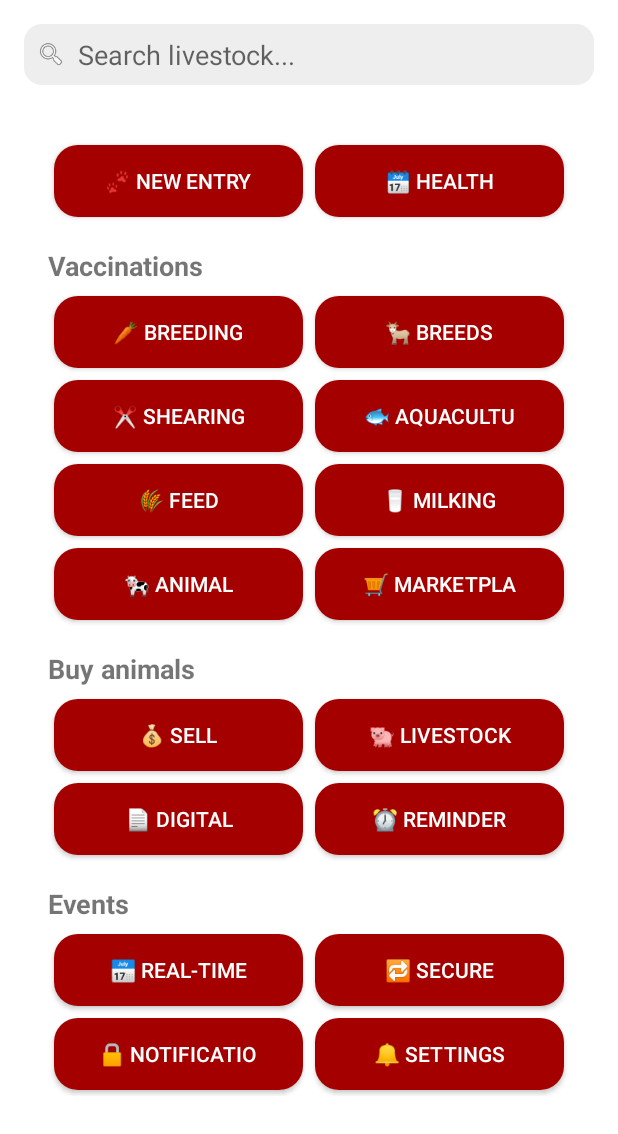
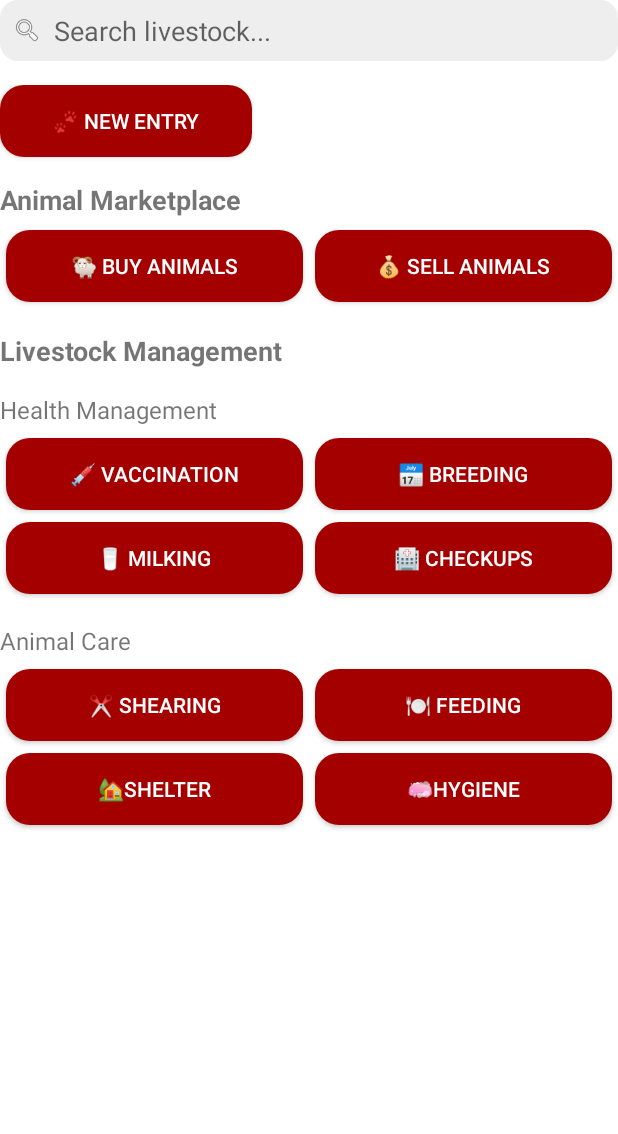
Before and after one commit to TanmoyCodes/PashuTrack, an Android app: the SearchActivity screen opened directly, with no data from a screen before it, on a phone screen of 412 x 824 dp. Shown: the top 1134 px of the screen. Run offline under Robolectric (Android 15) with nearby library versions, the phone set to English and light mode, and no system bars.

Commit message:
added search view to replace the main linear layout with top and bottom still intact

```diff
--- a/app/src/main/java/com/example/pashutrack/MainActivity.kt
+++ b/app/src/main/java/com/example/pashutrack/MainActivity.kt
@@ -68,9 +68,10 @@ class MainActivity : AppCompatActivity() {
         val id = item.itemId
         when (id) {
             R.id.action_search -> {
-
-                    val intent = Intent(this, SearchActivity::class.java)
-                    startActivity(intent)
+                    val linearLayout = findViewById<LinearLayout>(R.id.linearLayout)
+                    linearLayout.removeAllViews()
+                    val seachView = layoutInflater.inflate(R.layout.activity_search, null)
+                    linearLayout.addView(seachView)
 
             }
             R.id.action_profile -> {
--- a/app/src/main/res/layout/activity_search.xml
+++ b/app/src/main/res/layout/activity_search.xml
@@ -4,7 +4,7 @@
     android:layout_width="match_parent"
     android:layout_height="match_parent"
     android:orientation="vertical"
-    android:padding="16dp"
+
     app:ignore="NamespaceTypo">
 <LinearLayout android:layout_width="match_parent"
     android:layout_height="wrap_content"
@@ -34,43 +34,22 @@
     android:id="@+id/search_scroll_view"
     android:layout_width="match_parent"
     android:layout_height="match_parent"
-    android:background="@color/white"
-    android:padding="16dp">
+    >
 
     <LinearLayout
         android:orientation="vertical"
         android:layout_width="match_parent"
         android:layout_height="wrap_content">
 
-        <GridLayout
-            android:layout_width="match_parent"
-            android:layout_height="wrap_content"
-            android:columnCount="2"
-            android:useDefaultMargins="true"
-            android:alignmentMode="alignMargins"
-            android:layout_marginTop="4dp">
-
         <Button
             style="@style/MyButtonStyle"
-            android:layout_width="0dp"
+            android:layout_width="168dp"
             android:layout_height="wrap_content"
-            android:layout_columnWeight="1"
-            android:text="🐾 New entry"
-            />
+            android:text="🐾 New entry" />
 
-        <Button
-            style="@style/MyButtonStyle"
-            android:layout_width="0dp"
-            android:layout_height="wrap_content"
-            android:layout_columnWeight="1"
-            android:text="🗓 Health" />
-        </GridLayout>
-
-
-
-        <!-- VACCINATIONS -->
+        <!-- Animal Marketplace-->
         <TextView
-            android:text="Vaccinations"
+            android:text="Animal Marketplace"
             android:textStyle="bold"
             android:textSize="18sp"
             android:layout_marginTop="16dp"
@@ -91,70 +70,35 @@
                 android:layout_height="wrap_content"
                 android:layout_columnWeight="1"
                 style="@style/MyButtonStyle"
-                android:text="🥕 Breeding" />
+                android:text="🐏 Buy Animals" />
 
             <Button
                 android:layout_width="0dp"
                 android:layout_height="wrap_content"
                 android:layout_columnWeight="1"
-                android:text="🐐 Breeds"
+                android:text="💰 Sell Animals"
                 style="@style/MyButtonStyle"
                 />
 
-            <Button
-                android:layout_width="0dp"
-                style="@style/MyButtonStyle"
-                android:layout_height="wrap_content"
-                android:layout_columnWeight="1"
-                android:text="✂️ Shearing" />
-
-            <Button
-                android:layout_width="0dp"
-                android:layout_height="wrap_content"
-                android:layout_columnWeight="1"
-                style="@style/MyButtonStyle"
-                android:text="🐟 Aquacultu" />
-
-            <Button
-                android:layout_width="0dp"
-                style="@style/MyButtonStyle"
-                android:layout_height="wrap_content"
-                android:layout_columnWeight="1"
-                android:text="🌾 Feed" />
-
-            <Button
-                android:layout_width="0dp"
-                style="@style/MyButtonStyle"
-                android:layout_height="wrap_content"
-                android:layout_columnWeight="1"
-                android:text="🥛 Milking" />
-
-            <Button
-                android:layout_width="0dp"
-                style="@style/MyButtonStyle"
-                android:layout_height="wrap_content"
-                android:layout_columnWeight="1"
-                android:text="🐄 Animal" />
-
-            <Button
-                android:layout_width="0dp"
-                style="@style/MyButtonStyle"
-                android:layout_height="wrap_content"
-                android:layout_columnWeight="1"
-                android:text="🛒 Marketpla" />
 
         </GridLayout>
 
 
-        <!-- BUY ANIMALS -->
+        <!-- Livestock Management -->
         <TextView
-            android:text="Buy animals"
+            android:text="Livestock Management"
             android:textStyle="bold"
             android:textSize="18sp"
             android:layout_marginTop="16dp"
             android:layout_width="wrap_content"
             android:layout_height="wrap_content" />
-
+        <!-- Health Management -->
+        <TextView
+            android:text="Health Management"
+            android:textSize="16sp"
+            android:layout_marginTop="16dp"
+            android:layout_width="wrap_content"
+            android:layout_height="wrap_content" />
         <GridLayout
             android:layout_width="match_parent"
             android:layout_height="wrap_content"
@@ -164,45 +108,40 @@
             android:layout_marginTop="4dp">
 
             <Button
-                android:text="💰 Sell"
+                android:text="💉 Vaccination"
                 android:layout_width="0dp"
                 style="@style/MyButtonStyle"
                 android:layout_height="wrap_content"
                 android:layout_columnWeight="1" />
 
             <Button
-                android:text="🐖 Livestock"
+                android:text="📅 Breeding"
                 style="@style/MyButtonStyle"
                 android:layout_width="0dp"
                 android:layout_height="wrap_content"
                 android:layout_columnWeight="1" />
 
             <Button
-                android:text="📄 Digital"
+                android:text="🥛 Milking"
                 style="@style/MyButtonStyle"
                 android:layout_width="0dp"
                 android:layout_height="wrap_content"
                 android:layout_columnWeight="1" />
-
             <Button
-                android:text="⏰ Reminder"
+                android:text="🏥 Checkups"
                 style="@style/MyButtonStyle"
                 android:layout_width="0dp"
                 android:layout_height="wrap_content"
                 android:layout_columnWeight="1" />
 
         </GridLayout>
-
-
-        <!-- EVENTS -->
+        <!-- Animal Care -->
         <TextView
-            android:text="Events"
-            android:textStyle="bold"
-            android:textSize="18sp"
+            android:text="Animal Care"
+            android:textSize="16sp"
             android:layout_marginTop="16dp"
             android:layout_width="wrap_content"
             android:layout_height="wrap_content" />
-
         <GridLayout
             android:layout_width="match_parent"
             android:layout_height="wrap_content"
@@ -212,28 +151,27 @@
             android:layout_marginTop="4dp">
 
             <Button
-                android:text="📅 Real-time"
+                android:text="✂️ Shearing"
+                android:layout_width="0dp"
+                style="@style/MyButtonStyle"
+                android:layout_height="wrap_content"
+                android:layout_columnWeight="1" />
+
+            <Button
+                android:text="🍽️ Feeding"
                 style="@style/MyButtonStyle"
                 android:layout_width="0dp"
                 android:layout_height="wrap_content"
                 android:layout_columnWeight="1" />
 
             <Button
-                android:text="🔁 Secure"
+                android:text="🏡Shelter"
                 style="@style/MyButtonStyle"
                 android:layout_width="0dp"
                 android:layout_height="wrap_content"
                 android:layout_columnWeight="1" />
-
             <Button
-                android:text="🔒 Notificatio"
-                style="@style/MyButtonStyle"
-                android:layout_width="0dp"
-                android:layout_height="wrap_content"
-                android:layout_columnWeight="1" />
-
-            <Button
-                android:text="🔔 Settings"
+                android:text="🧼Hygiene"
                 style="@style/MyButtonStyle"
                 android:layout_width="0dp"
                 android:layout_height="wrap_content"
@@ -242,6 +180,9 @@
         </GridLayout>
 
 
+
+
+
     </LinearLayout>
 </ScrollView>
 </LinearLayout>
```
